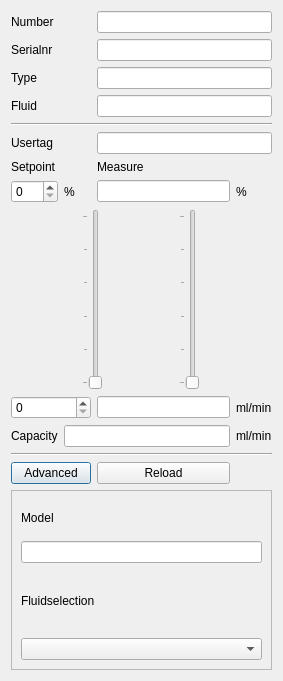
The window that ui/flowchannel.ui (ArJKloek/FlowControl) describes before a commit, drawn with Qt 5.
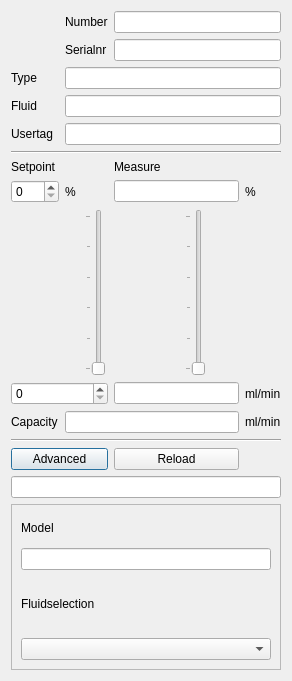
The same window after the commit.

Patch:
```diff
--- a/ui/flowchannel.ui
+++ b/ui/flowchannel.ui
@@ -6,7 +6,7 @@
    <rect>
     <x>0</x>
     <y>0</y>
-    <width>283</width>
+    <width>292</width>
     <height>681</height>
    </rect>
   </property>
@@ -20,26 +20,9 @@
    <string>FlowChannel</string>
   </property>
   <layout class="QGridLayout" name="gridLayout">
-   <item row="0" column="0">
-    <widget class="QLabel" name="label">
-     <property name="text">
-      <string>Number</string>
-     </property>
-    </widget>
-   </item>
    <item row="0" column="2" colspan="2">
     <widget class="QLineEdit" name="le_number"/>
    </item>
-   <item row="7" column="2" colspan="2">
-    <widget class="QLineEdit" name="le_usertag">
-     <property name="enabled">
-      <bool>true</bool>
-     </property>
-     <property name="readOnly">
-      <bool>true</bool>
-     </property>
-    </widget>
-   </item>
    <item row="9" column="0">
     <widget class="QSpinBox" name="sb_setpoint_percent"/>
    </item>
@@ -50,16 +33,6 @@
      </property>
     </widget>
    </item>
-   <item row="2" column="2" colspan="2">
-    <widget class="QLineEdit" name="le_type">
-     <property name="enabled">
-      <bool>true</bool>
-     </property>
-     <property name="readOnly">
-      <bool>true</bool>
-     </property>
-    </widget>
-   </item>
    <item row="13" column="0" colspan="4">
     <widget class="Line" name="line_2">
      <property name="orientation">
@@ -70,13 +43,6 @@
    <item row="11" column="0" colspan="2">
     <widget class="QSpinBox" name="sb_setpoint_flow"/>
    </item>
-   <item row="2" column="0">
-    <widget class="QLabel" name="lb_ID">
-     <property name="text">
-      <string>Type</string>
-     </property>
-    </widget>
-   </item>
    <item row="1" column="2" colspan="2">
     <widget class="QLineEdit" name="le_serial">
      <property name="enabled">
@@ -118,13 +84,6 @@
      </property>
     </widget>
    </item>
-   <item row="6" column="0" colspan="4">
-    <widget class="Line" name="line">
-     <property name="orientation">
-      <enum>Qt::Horizontal</enum>
-     </property>
-    </widget>
-   </item>
    <item row="9" column="3">
     <widget class="QLabel" name="lb_measure_percent">
      <property name="text">
@@ -132,7 +91,7 @@
      </property>
     </widget>
    </item>
-   <item row="15" column="0" colspan="4">
+   <item row="16" column="0" colspan="4">
     <widget class="QFrame" name="advancedFrame">
      <property name="enabled">
       <bool>true</bool>
@@ -172,25 +131,6 @@
         <item row="1" column="0" colspan="2">
          <widget class="QLineEdit" name="le_model"/>
         </item>
-        <item row="0" column="1">
-         <widget class="QLabel" name="lb_icon">
-          <property name="sizePolicy">
-           <sizepolicy hsizetype="Preferred" vsizetype="Preferred">
-            <horstretch>0</horstretch>
-            <verstretch>0</verstretch>
-           </sizepolicy>
-          </property>
-          <property name="minimumSize">
-           <size>
-            <width>64</width>
-            <height>0</height>
-           </size>
-          </property>
-          <property name="text">
-           <string/>
-          </property>
-         </widget>
-        </item>
        </layout>
       </item>
      </layout>
@@ -203,16 +143,6 @@
      </property>
     </widget>
    </item>
-   <item row="3" column="2" colspan="2">
-    <widget class="QLineEdit" name="le_fluid">
-     <property name="enabled">
-      <bool>true</bool>
-     </property>
-     <property name="readOnly">
-      <bool>true</bool>
-     </property>
-    </widget>
-   </item>
    <item row="10" column="0" colspan="4">
     <layout class="QHBoxLayout" name="horizontalLayout">
      <item>
@@ -252,13 +182,6 @@
      </item>
     </layout>
    </item>
-   <item row="1" column="0">
-    <widget class="QLabel" name="lb_serialnr">
-     <property name="text">
-      <string>Serialnr</string>
-     </property>
-    </widget>
-   </item>
    <item row="12" column="3">
     <widget class="QLabel" name="lb_unit2">
      <property name="text">
@@ -283,20 +206,6 @@
      </property>
     </widget>
    </item>
-   <item row="3" column="0">
-    <widget class="QLabel" name="lb_fluid">
-     <property name="text">
-      <string>Fluid</string>
-     </property>
-    </widget>
-   </item>
-   <item row="7" column="0">
-    <widget class="QLabel" name="lb_usertag">
-     <property name="text">
-      <string>Usertag</string>
-     </property>
-    </widget>
-   </item>
    <item row="9" column="1">
     <widget class="QLabel" name="lb_sp_percent">
      <property name="text">
@@ -311,6 +220,94 @@
      </property>
     </widget>
    </item>
+   <item row="0" column="1">
+    <widget class="QLabel" name="label">
+     <property name="text">
+      <string>Number</string>
+     </property>
+    </widget>
+   </item>
+   <item row="1" column="1">
+    <widget class="QLabel" name="lb_serialnr">
+     <property name="text">
+      <string>Serialnr</string>
+     </property>
+    </widget>
+   </item>
+   <item row="15" column="0" colspan="4">
+    <widget class="QLineEdit" name="le_status"/>
+   </item>
+   <item row="6" column="0" colspan="4">
+    <widget class="Line" name="line">
+     <property name="orientation">
+      <enum>Qt::Horizontal</enum>
+     </property>
+    </widget>
+   </item>
+   <item row="0" column="0" rowspan="2">
+    <widget class="QLabel" name="lb_icon">
+     <property name="minimumSize">
+      <size>
+       <width>48</width>
+       <height>48</height>
+      </size>
+     </property>
+     <property name="text">
+      <string/>
+     </property>
+    </widget>
+   </item>
+   <item row="2" column="0">
+    <widget class="QLabel" name="lb_ID">
+     <property name="text">
+      <string>Type</string>
+     </property>
+    </widget>
+   </item>
+   <item row="2" column="1" colspan="3">
+    <widget class="QLineEdit" name="le_type">
+     <property name="enabled">
+      <bool>true</bool>
+     </property>
+     <property name="readOnly">
+      <bool>true</bool>
+     </property>
+    </widget>
+   </item>
+   <item row="3" column="0">
+    <widget class="QLabel" name="lb_fluid">
+     <property name="text">
+      <string>Fluid</string>
+     </property>
+    </widget>
+   </item>
+   <item row="3" column="1" colspan="3">
+    <widget class="QLineEdit" name="le_fluid">
+     <property name="enabled">
+      <bool>true</bool>
+     </property>
+     <property name="readOnly">
+      <bool>true</bool>
+     </property>
+    </widget>
+   </item>
+   <item row="4" column="0">
+    <widget class="QLabel" name="lb_usertag">
+     <property name="text">
+      <string>Usertag</string>
+     </property>
+    </widget>
+   </item>
+   <item row="4" column="1" colspan="3">
+    <widget class="QLineEdit" name="le_usertag">
+     <property name="enabled">
+      <bool>true</bool>
+     </property>
+     <property name="readOnly">
+      <bool>true</bool>
+     </property>
+    </widget>
+   </item>
   </layout>
  </widget>
  <resources>
```
